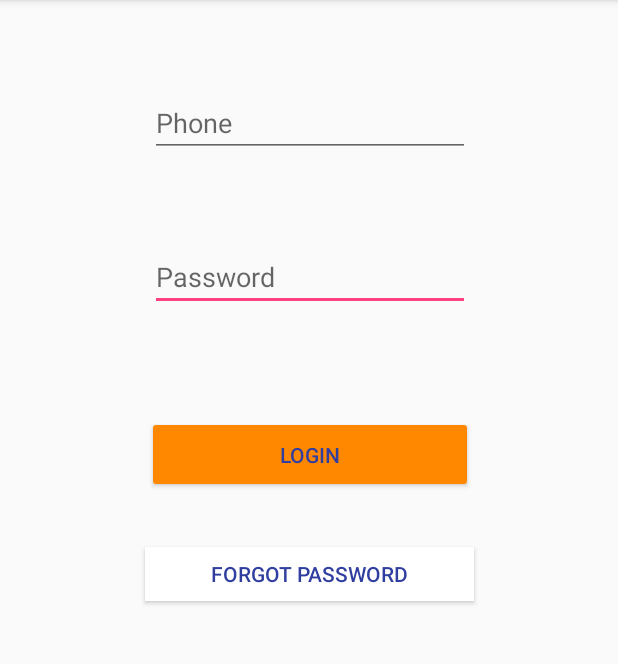
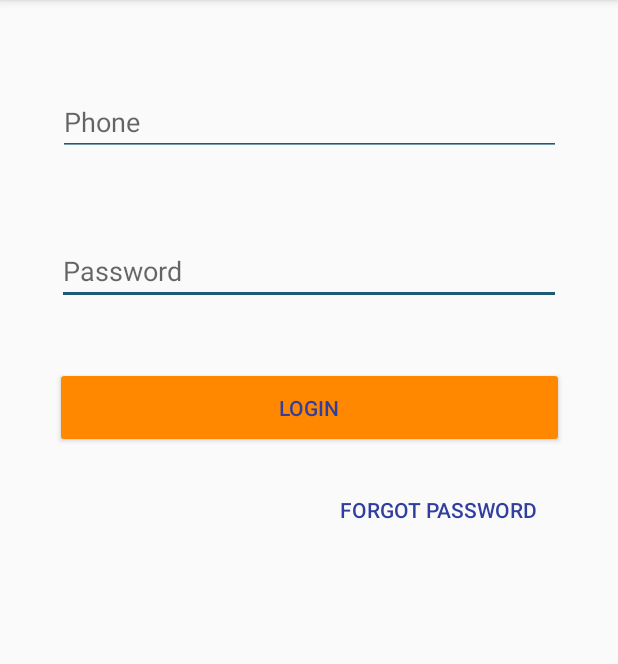
Before and after one commit to Kramah-blr/Kramah, an Android app: the Login screen opened directly, with no data from a screen before it, on a phone screen of 412 x 824 dp, the part 84-748 px from its top. Run offline under Robolectric (Android 15) with nearby library versions, the phone set to English and light mode, and no system bars; our stand-ins replace Firebase (no records; nobody signed in at launch, a user with empty details on screens opened directly).

Commit message:
3rd Commit

```diff
--- a/app/src/main/java/com/example/anirban/kramah/Admin_Login.java
+++ b/app/src/main/java/com/example/anirban/kramah/Admin_Login.java
@@ -49,7 +49,7 @@ public class Admin_Login extends AppCompatActivity {
                                         if (passdataSnapshot.getValue().toString().equals(password)) {
                                             Toast.makeText(Admin_Login.this, "Successfully Login", Toast.LENGTH_LONG).show();
 
-                                            Intent intent = new Intent(Admin_Login.this, Admin_activity.class);
+                                            Intent intent = new Intent(Admin_Login.this, AdminPage.class);
                                             startActivity(intent);
                                         } else {
                                             Toast.makeText(Admin_Login.this, "Wrong Password,Try Again", Toast.LENGTH_LONG).show();
--- a/app/src/main/res/layout/activity_forgot_pass_otp.xml
+++ b/app/src/main/res/layout/activity_forgot_pass_otp.xml
@@ -14,7 +14,7 @@
         android:layout_marginEnd="8dp"
         android:layout_marginStart="8dp"
         android:layout_marginTop="8dp"
-        android:background="@android:color/background_light"
+
         android:ems="10"
         android:hint="Enter Four Digit OTP"
         android:inputType="phone"
@@ -27,7 +27,7 @@
 
     <Button
         android:id="@+id/submit"
-        android:layout_width="299dp"
+        android:layout_width="311dp"
         android:layout_height="48dp"
         android:layout_marginBottom="8dp"
         android:layout_marginEnd="8dp"
--- a/app/src/main/res/layout/activity_login.xml
+++ b/app/src/main/res/layout/activity_login.xml
@@ -8,15 +8,17 @@
 
     <EditText
         android:id="@+id/pass"
-        android:layout_width="wrap_content"
-        android:layout_height="wrap_content"
+        android:layout_width="336dp"
+        android:layout_height="40dp"
         android:layout_marginBottom="8dp"
         android:layout_marginEnd="8dp"
         android:layout_marginStart="8dp"
         android:layout_marginTop="8dp"
+        android:backgroundTint="@color/ic_launcher_background"
         android:ems="10"
         android:hint="Password"
         android:inputType="textPassword"
+        android:textColorLink="#FF0F6D9C"
         app:layout_constraintBottom_toBottomOf="parent"
         app:layout_constraintEnd_toEndOf="parent"
         app:layout_constraintHorizontal_bias="0.503"
@@ -26,15 +28,18 @@
 
     <EditText
         android:id="@+id/phn"
-        android:layout_width="wrap_content"
-        android:layout_height="wrap_content"
+        android:layout_width="335dp"
+        android:layout_height="44dp"
         android:layout_marginBottom="8dp"
         android:layout_marginEnd="8dp"
         android:layout_marginStart="8dp"
         android:layout_marginTop="8dp"
+        android:backgroundTint="@color/ic_launcher_background"
         android:ems="10"
         android:hint="Phone"
         android:inputType="phone"
+        android:maxLength="10"
+        android:textColorLink="@color/ic_launcher_background"
         app:layout_constraintBottom_toBottomOf="parent"
         app:layout_constraintEnd_toEndOf="parent"
         app:layout_constraintHorizontal_bias="0.503"
@@ -44,8 +49,8 @@
 
     <Button
         android:id="@+id/Login"
-        android:layout_width="217dp"
-        android:layout_height="51dp"
+        android:layout_width="339dp"
+        android:layout_height="54dp"
         android:layout_marginBottom="8dp"
         android:layout_marginEnd="8dp"
         android:layout_marginStart="8dp"
@@ -55,26 +60,26 @@
         android:textColor="@color/colorPrimaryDark"
         app:layout_constraintBottom_toBottomOf="parent"
         app:layout_constraintEnd_toEndOf="parent"
-        app:layout_constraintHorizontal_bias="0.503"
         app:layout_constraintStart_toStartOf="parent"
         app:layout_constraintTop_toTopOf="parent"
-        app:layout_constraintVertical_bias="0.384" />
+        app:layout_constraintVertical_bias="0.339" />
+
 
     <Button
         android:id="@+id/fgtpass"
-        android:layout_width="219dp"
-        android:layout_height="36dp"
+        android:layout_width="205dp"
+        android:layout_height="33dp"
         android:layout_marginBottom="8dp"
-        android:layout_marginEnd="8dp"
-        android:layout_marginStart="8dp"
+        android:layout_marginLeft="8dp"
+        android:layout_marginRight="8dp"
         android:layout_marginTop="8dp"
-        android:background="@android:color/background_light"
+        android:background="@android:color/transparent"
         android:text="Forgot Password"
         android:textColor="@color/colorPrimaryDark"
-        android:textColorLink="@android:color/background_light"
         app:layout_constraintBottom_toBottomOf="parent"
-        app:layout_constraintEnd_toEndOf="parent"
-        app:layout_constraintStart_toStartOf="parent"
+        app:layout_constraintHorizontal_bias="0.95"
+        app:layout_constraintLeft_toLeftOf="parent"
+        app:layout_constraintRight_toRightOf="parent"
         app:layout_constraintTop_toTopOf="parent"
-        app:layout_constraintVertical_bias="0.498" />
+        app:layout_constraintVertical_bias="0.439" />
 </android.support.constraint.ConstraintLayout>
--- a/app/src/main/res/values/ic_launcher_background.xml
+++ b/app/src/main/res/values/ic_launcher_background.xml
@@ -1,4 +1,4 @@
 <?xml version="1.0" encoding="utf-8"?>
 <resources>
-    <color name="ic_launcher_background">#0808A6</color>
+    <color name="ic_launcher_background">#205975</color>
 </resources>
```
Also changed, not shown: app/src/main/AndroidManifest.xml (+2 -5 lines), app/src/main/java/com/example/anirban/kramah/AdminPage.java (added, +13 -0 lines), app/src/main/res/layout/activity_admin__login.xml (+7 -5 lines), app/src/main/res/layout/activity_first_page.xml (+13 -10 lines), app/src/main/res/layout/activity_new_password.xml (+6 -6 lines), app/src/main/res/drawable/android.jpg (deleted), app/src/main/res/drawable/super_admin.png (added).
